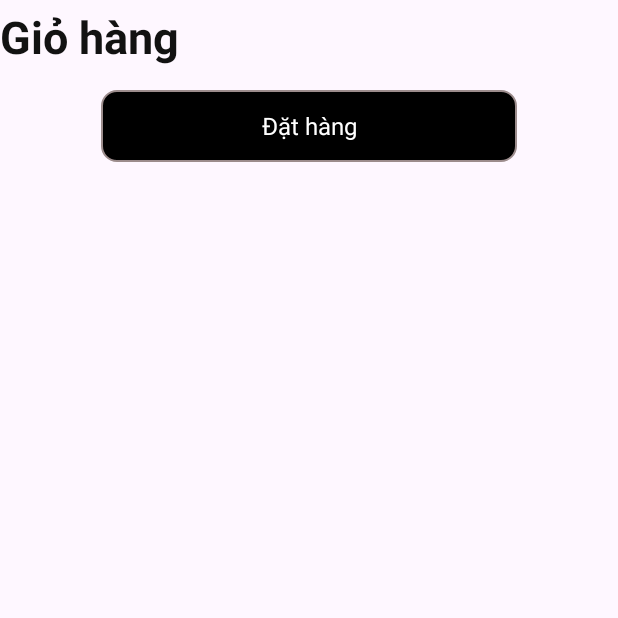
After one commit to trihuynh1811/PrmProject, an Android app: the CartActivity screen opened directly, with no data from a screen before it, on a phone screen of 412 x 824 dp, the top half of it. The commit adds this screen. Run offline under Robolectric (Android 15) with nearby library versions, the phone set to English and light mode, and no system bars.

Commit message:
cart layout

```diff
--- a/app/build.gradle.kts
+++ b/app/build.gradle.kts
@@ -37,6 +37,7 @@ dependencies {
     implementation("com.google.android.material:material:1.12.0")
     implementation("androidx.constraintlayout:constraintlayout:2.1.4")
     implementation("net.sourceforge.jtds:jtds:1.3.1")
+    implementation("androidx.activity:activity:1.9.0")
     testImplementation("junit:junit:4.13.2")
     androidTestImplementation("androidx.test.ext:junit:1.1.5")
     androidTestImplementation("androidx.test.espresso:espresso-core:3.5.1")
--- /dev/null
+++ b/app/src/main/java/com/example/prmproject/view/CartActivity.java
@@ -0,0 +1,21 @@
+package com.example.prmproject.view;
+
+import android.os.Bundle;
+
+import androidx.activity.EdgeToEdge;
+import androidx.appcompat.app.AppCompatActivity;
+import androidx.core.graphics.Insets;
+import androidx.core.view.ViewCompat;
+import androidx.core.view.WindowInsetsCompat;
+
+import com.example.prmproject.R;
+
+public class CartActivity extends AppCompatActivity {
+
+    @Override
+    protected void onCreate(Bundle savedInstanceState) {
+        super.onCreate(savedInstanceState);
+        EdgeToEdge.enable(this);
+        setContentView(R.layout.activity_cart);
+    }
+}
--- a/app/src/main/java/com/example/prmproject/LoginActivity.java
+++ b/app/src/main/java/com/example/prmproject/view/LoginActivity.java
@@ -1,4 +1,4 @@
-package com.example.prmproject;
+package com.example.prmproject.view;
 
 import android.content.Intent;
 import android.os.Bundle;
@@ -12,6 +12,7 @@ import android.widget.Toast;
 import androidx.appcompat.app.AppCompatActivity;
 
 import com.example.prmproject.Database.SqlServer.SqlConnection;
+import com.example.prmproject.R;
 
 import java.sql.Connection;
 import java.sql.PreparedStatement;
--- a/app/src/main/java/com/example/prmproject/MainActivity.java
+++ b/app/src/main/java/com/example/prmproject/view/MainActivity.java
@@ -1,8 +1,10 @@
-package com.example.prmproject;
+package com.example.prmproject.view;
 
 import androidx.appcompat.app.AppCompatActivity;
 
 import android.os.Bundle;
+
+import com.example.prmproject.R;
 
 public class MainActivity extends AppCompatActivity {
 
--- a/app/src/main/java/com/example/prmproject/RegisterActivity.java
+++ b/app/src/main/java/com/example/prmproject/view/RegisterActivity.java
@@ -1,4 +1,4 @@
-package com.example.prmproject;
+package com.example.prmproject.view;
 
 import android.content.Intent;
 import android.os.Bundle;
@@ -12,6 +12,7 @@ import android.widget.Toast;
 import androidx.appcompat.app.AppCompatActivity;
 
 import com.example.prmproject.Database.SqlServer.SqlConnection;
+import com.example.prmproject.R;
 
 import java.sql.Connection;
 import java.sql.PreparedStatement;
--- /dev/null
+++ b/app/src/main/res/drawable/checkout_image_cancel.xml
@@ -0,0 +1,3 @@
+<vector xmlns:android="http://schemas.android.com/apk/res/android" android:width="25.00dp" android:height="24.00dp" android:viewportWidth="25" android:viewportHeight="24">
+    <path android:fillColor="#FFE29547" android:fillType="evenOdd" android:pathData="M12.5 22.75C6.57 22.75 1.75 17.93 1.75 12S6.57 1.25 12.5 1.25 23.25 6.07 23.25 12 18.43 22.75 12.5 22.75Zm0-20C7.4 2.75 3.25 6.9 3.25 12s4.15 9.25 9.25 9.25 9.25-4.15 9.25-9.25-4.15-9.25-9.25-9.25ZM9.67 15.58c-0.19 0-0.38-0.07-0.53-0.22-0.29-0.29-0.29-0.77 0-1.06l2.3-2.3-2.3-2.3c-0.29-0.29-0.29-0.77 0-1.06 0.29-0.29 0.77-0.29 1.06 0l2.3 2.3 2.3-2.3c0.29-0.29 0.77-0.29 1.06 0 0.29 0.29 0.29 0.77 0 1.06l-2.3 2.3 2.3 2.3c0.29 0.29 0.29 0.77 0 1.06-0.15 0.15-0.34 0.22-0.53 0.22s-0.38-0.07-0.53-0.22l-2.3-2.3-2.3 2.3c-0.14 0.15-0.34 0.22-0.53 0.22Z"/>
+</vector>
--- /dev/null
+++ b/app/src/main/res/drawable/checkout_image_item_bg.xml
@@ -0,0 +1,6 @@
+<?xml version="1.0" encoding="utf-8"?>
+
+<shape xmlns:android="http://schemas.android.com/apk/res/android"
+  android:shape="rectangle">
+    <solid android:color="#FFDEDEDE" /><corners android:radius="10dp" />
+</shape>
--- /dev/null
+++ b/app/src/main/res/drawable/checkout_image_minus.xml
@@ -0,0 +1,3 @@
+<vector xmlns:android="http://schemas.android.com/apk/res/android" android:width="25.00dp" android:height="24.00dp" android:viewportWidth="25" android:viewportHeight="24">
+    <path android:fillColor="#FFE29547" android:fillType="evenOdd" android:pathData="M9.5 22.75h6c5.43 0 7.75-2.32 7.75-7.75V9c0-5.43-2.32-7.75-7.75-7.75h-6C4.07 1.25 1.75 3.57 1.75 9v6c0 5.43 2.32 7.75 7.75 7.75ZM3.25 9c0-4.61 1.64-6.25 6.25-6.25h6c4.61 0 6.25 1.64 6.25 6.25v6c0 4.61-1.64 6.25-6.25 6.25h-6c-4.61 0-6.25-1.64-6.25-6.25V9Zm5.25 3.75h8c0.41 0 0.75-0.34 0.75-0.75s-0.34-0.75-0.75-0.75h-8c-0.41 0-0.75 0.34-0.75 0.75s0.34 0.75 0.75 0.75Z"/>
+</vector>
--- /dev/null
+++ b/app/src/main/res/drawable/checkout_image_plus.xml
@@ -0,0 +1,3 @@
+<vector xmlns:android="http://schemas.android.com/apk/res/android" android:width="25.00dp" android:height="24.00dp" android:viewportWidth="25" android:viewportHeight="24">
+    <path android:fillColor="#FFE29547" android:fillType="evenOdd" android:pathData="M1.75 15c0 5.43 2.32 7.75 7.75 7.75h6c5.43 0 7.75-2.32 7.75-7.75V9c0-5.43-2.32-7.75-7.75-7.75h-6C4.07 1.25 1.75 3.57 1.75 9v6Zm1.5-6c0-4.61 1.64-6.25 6.25-6.25h6c4.61 0 6.25 1.64 6.25 6.25v6c0 4.61-1.64 6.25-6.25 6.25h-6c-4.61 0-6.25-1.64-6.25-6.25V9Zm9.25 7.75c-0.41 0-0.75-0.34-0.75-0.75v-3.25H8.5c-0.41 0-0.75-0.34-0.75-0.75s0.34-0.75 0.75-0.75h3.25V8c0-0.41 0.34-0.75 0.75-0.75S13.25 7.59 13.25 8v3.25h3.25c0.41 0 0.75 0.34 0.75 0.75s-0.34 0.75-0.75 0.75h-3.25V16c0 0.41-0.34 0.75-0.75 0.75Z"/>
+</vector>
--- /dev/null
+++ b/app/src/main/res/drawable/rounded_border_blackbg.xml
@@ -0,0 +1,8 @@
+<shape xmlns:android="http://schemas.android.com/apk/res/android"
+    android:shape="rectangle">
+    <solid android:color="#000" />
+    <stroke
+        android:width="1dp"
+        android:color="#9C8C8C" />
+    <corners android:radius="10dp" />
+</shape>
--- /dev/null
+++ b/app/src/main/res/layout/activity_cart.xml
@@ -0,0 +1,61 @@
+<?xml version="1.0" encoding="utf-8"?>
+<androidx.constraintlayout.widget.ConstraintLayout xmlns:android="http://schemas.android.com/apk/res/android"
+    xmlns:app="http://schemas.android.com/apk/res-auto"
+    xmlns:tools="http://schemas.android.com/tools"
+    android:id="@+id/main"
+    android:layout_width="match_parent"
+    android:layout_height="match_parent"
+    tools:context=".view.CartActivity">
+
+    <LinearLayout
+        android:gravity="center"
+        android:id="@+id/linearLayout"
+        android:layout_width="match_parent"
+        android:layout_height="wrap_content"
+        android:orientation="vertical"
+        app:layout_constraintBottom_toBottomOf="parent"
+        app:layout_constraintTop_toTopOf="parent"
+        app:layout_constraintVertical_bias="0.0"
+        tools:layout_editor_absoluteX="0dp">
+
+        <TextView
+            android:id="@+id/textView"
+            android:layout_width="match_parent"
+            android:layout_height="52dp"
+            android:gravity="left|center_vertical"
+            android:includeFontPadding="false"
+            android:maxLines="1"
+            android:singleLine="true"
+            android:text="Giỏ hàng"
+            android:textColor="#FF121212"
+            android:textSize="30dp"
+            android:textStyle="bold"
+            app:layout_constraintBottom_toBottomOf="parent"
+            app:layout_constraintEnd_toEndOf="parent"
+            app:layout_constraintHorizontal_bias="0.052"
+            app:layout_constraintStart_toStartOf="parent"
+            app:layout_constraintTop_toTopOf="parent"
+            app:layout_constraintVertical_bias="0.092" />
+
+        <androidx.recyclerview.widget.RecyclerView
+            android:id="@+id/rvItemCart"
+
+            android:layout_width="match_parent"
+            android:layout_height="0dp"
+            android:layout_weight="1"/>
+
+        <TextView
+            android:layout_marginTop="8dp"
+            android:id="@+id/btnCheckout"
+            android:layout_width="277dp"
+            android:layout_height="48dp"
+            android:background="@drawable/rounded_border_blackbg"
+            android:gravity="center"
+            android:padding="10dp"
+            android:text="Đặt hàng"
+            android:textColor="@color/white"
+            android:textSize="16dp"
+            app:cornerRadius="8dp"
+            app:layout_constraintVertical_bias="0.283" />
+    </LinearLayout>
+</androidx.constraintlayout.widget.ConstraintLayout>
--- a/app/src/main/res/layout/activity_login.xml
+++ b/app/src/main/res/layout/activity_login.xml
@@ -4,7 +4,7 @@
     xmlns:tools="http://schemas.android.com/tools"
     android:layout_width="match_parent"
     android:layout_height="match_parent"
-    tools:context=".LoginActivity">
+    tools:context=".view.LoginActivity">
 
     <EditText
         android:id="@+id/emailEditTxt"
--- a/app/src/main/res/layout/activity_main.xml
+++ b/app/src/main/res/layout/activity_main.xml
@@ -4,7 +4,7 @@
     xmlns:tools="http://schemas.android.com/tools"
     android:layout_width="match_parent"
     android:layout_height="match_parent"
-    tools:context=".MainActivity">
+    tools:context=".view.MainActivity">
 
     <TextView
         android:layout_width="wrap_content"
--- a/app/src/main/res/layout/activity_register.xml
+++ b/app/src/main/res/layout/activity_register.xml
@@ -4,7 +4,7 @@
     xmlns:tools="http://schemas.android.com/tools"
     android:layout_width="match_parent"
     android:layout_height="match_parent"
-    tools:context=".RegisterActivity">
+    tools:context=".view.RegisterActivity">
 
     <EditText
         android:id="@+id/usernameEditTxt"
```
Also changed, not shown: app/src/main/AndroidManifest.xml (+13 -8 lines), app/src/main/res/layout/item_cart.xml (added, +111 -0 lines), app/src/main/res/drawable/checkout_image_item.png (added).
